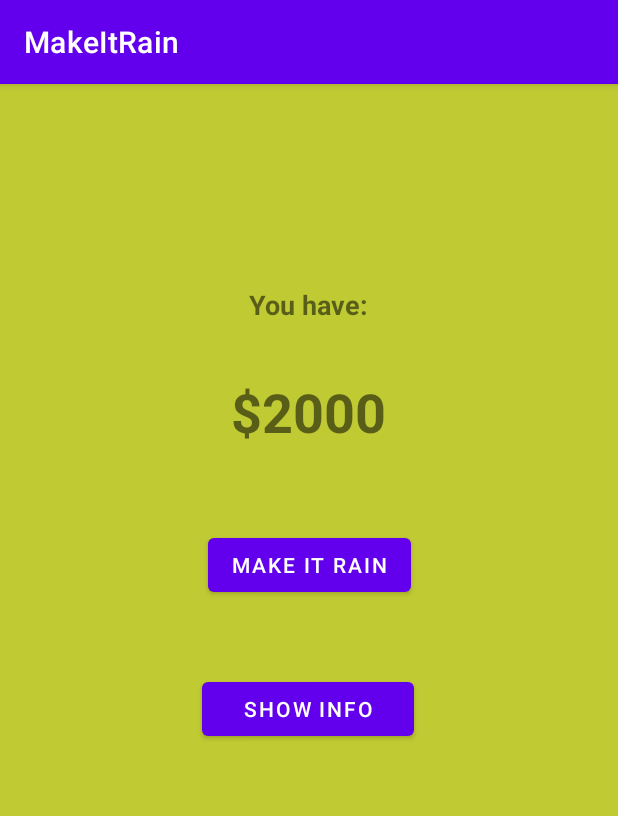
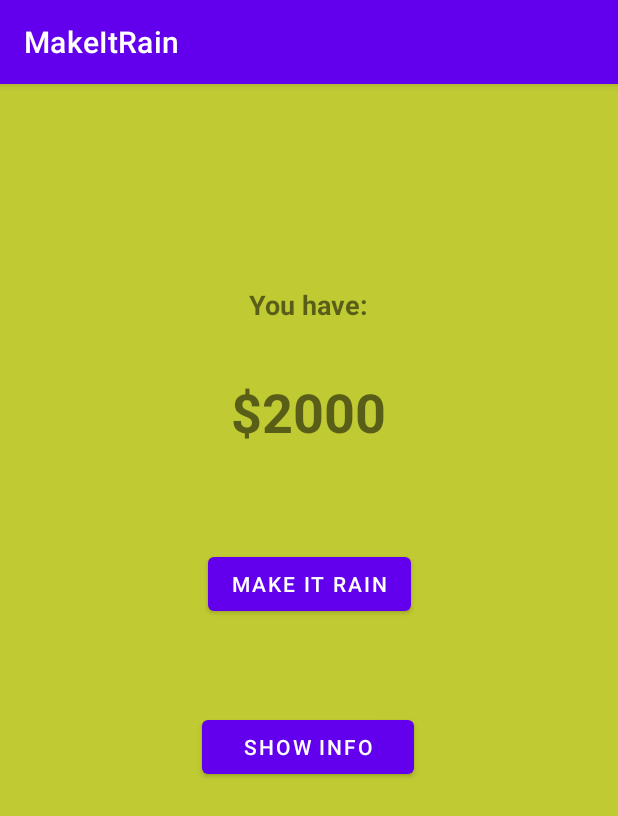
Before and after one commit to YeshayahuBennun/AndroidStudioMakeItRain, an Android app: the screen it shows after launch (MainActivity), on a phone screen of 412 x 824 dp. Shown: the top 816 px of the screen. Run offline under Robolectric (Android 15) with nearby library versions, the phone set to English and light mode, and no system bars.

```diff
--- a/app/src/main/java/com/ybennun/makeitrain/MainActivity.java
+++ b/app/src/main/java/com/ybennun/makeitrain/MainActivity.java
@@ -3,12 +3,29 @@ package com.ybennun.makeitrain;
 import androidx.appcompat.app.AppCompatActivity;
 
 import android.os.Bundle;
+import android.util.Log;
+import android.view.View;
+import android.widget.Button;
+import android.widget.TextView;
 
 public class MainActivity extends AppCompatActivity {
+
+    private Button makeItRain;
+    private Button showInfo;
+    private TextView moneyValue;
 
     @Override
     protected void onCreate(Bundle savedInstanceState) {
         super.onCreate(savedInstanceState);
         setContentView(R.layout.activity_main);
+
+        makeItRain = findViewById(R.id.buttonMakeItRain);
+        moneyValue = findViewById(R.id.moneyValue);
+
+        //makeItRain.setOnClickListener(view -> Log.d("MainActivity","onClick: Make it rain!"));
+    }
+
+    public void showMoney(View view) {
+        Log.d("MainActivity","onClick: Make it rain!");
     }
 }
--- a/app/src/main/res/layout/activity_main.xml
+++ b/app/src/main/res/layout/activity_main.xml
@@ -40,6 +40,9 @@
         android:id="@+id/buttonMakeItRain"
         android:layout_width="wrap_content"
         android:layout_height="wrap_content"
+        android:layout_marginTop="16dp"
+        android:onClick="showMoney"
+        android:layout_marginBottom="16dp"
         android:text="@string/make_it_rain"
         app:layout_constraintBottom_toBottomOf="parent"
         app:layout_constraintEnd_toEndOf="parent"
@@ -51,6 +54,7 @@
         android:id="@+id/buttonShowInfo"
         android:layout_width="141dp"
         android:layout_height="48dp"
+        android:layout_marginTop="16dp"
         android:gravity="center"
         android:text="@string/show_info"
         app:layout_constraintBottom_toBottomOf="parent"
--- a/app/src/main/res/values/strings.xml
+++ b/app/src/main/res/values/strings.xml
@@ -4,4 +4,5 @@
     <string name="money_value">$2000</string>
     <string name="make_it_rain">Make It Rain</string>
     <string name="show_info">Show Info</string>
+    <string name="test">Hello world</string>
 </resources>
```
